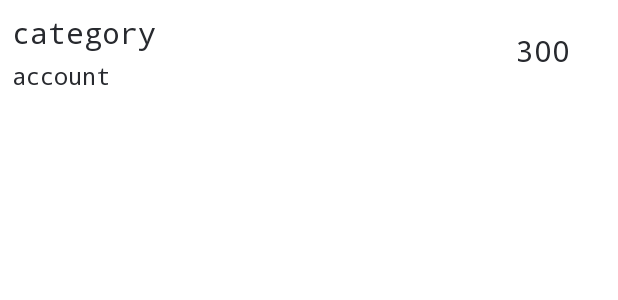
After one commit to mrtsv9/Expenses-Tracker, an Android app: the layout single_transaction.xml on its own in the app's theme, with its tools: preview values and no code run, on a phone screen of 412 x 824 dp. The commit adds this screen. Shown: the top 300 px of the screen. Run offline under Robolectric (Android 15) with nearby library versions, the phone set to English and light mode, and no system bars.

Commit message:
transactions DB

```diff
--- a/app/src/main/res/layout/fragment_adding.xml
+++ b/app/src/main/res/layout/fragment_adding.xml
@@ -100,7 +100,7 @@
         android:layout_marginTop="8dp"/>
 
     <EditText
-        android:id="@+id/editText"
+        android:id="@+id/etAmount"
         style="@style/LoginText"
         android:layout_width="wrap_content"
         android:layout_height="wrap_content"
@@ -120,7 +120,7 @@
         android:text="@string/confirm"
         app:layout_constraintEnd_toEndOf="parent"
         app:layout_constraintStart_toStartOf="parent"
-        app:layout_constraintTop_toBottomOf="@+id/editText"
+        app:layout_constraintTop_toBottomOf="@+id/etAmount"
         android:layout_marginTop="40dp"/>
 
     <androidx.fragment.app.FragmentContainerView
--- a/app/src/main/res/layout/fragment_transactions.xml
+++ b/app/src/main/res/layout/fragment_transactions.xml
@@ -2,14 +2,16 @@
 <androidx.constraintlayout.widget.ConstraintLayout xmlns:android="http://schemas.android.com/apk/res/android"
     xmlns:app="http://schemas.android.com/apk/res-auto"
     android:layout_width="match_parent"
-    android:layout_height="match_parent">
+    android:layout_height="match_parent"
+    xmlns:tools="http://schemas.android.com/tools">
 
 
     <androidx.recyclerview.widget.RecyclerView
-        android:id="@+id/rv"
+        android:id="@+id/rvTransactions"
         android:layout_width="match_parent"
         android:layout_height="match_parent"
         android:clipToPadding="false"
+        tools:listitem="@layout/single_transaction"
         android:padding="8dp" />
 
 </androidx.constraintlayout.widget.ConstraintLayout>
--- /dev/null
+++ b/app/src/main/res/layout/single_transaction.xml
@@ -0,0 +1,41 @@
+<?xml version="1.0" encoding="utf-8"?>
+<LinearLayout xmlns:android="http://schemas.android.com/apk/res/android"
+    android:layout_width="match_parent"
+    android:layout_height="wrap_content">
+
+    <LinearLayout
+        android:layout_width="wrap_content"
+        android:layout_height="wrap_content"
+        android:orientation="vertical">
+
+    <TextView
+        android:id="@+id/tvDisplayCategory"
+        style="@style/LoginText"
+        android:layout_width="wrap_content"
+        android:layout_height="wrap_content"
+        android:text="category"
+        android:layout_marginTop="8dp"
+        android:layout_marginStart="8dp"/>
+
+     <TextView
+         android:id="@+id/tvDisplayAccount"
+         style="@style/LoginText"
+         android:textSize="16sp"
+         android:layout_width="wrap_content"
+         android:layout_height="wrap_content"
+         android:text="account"
+         android:layout_marginTop="4dp"
+         android:layout_marginStart="8dp"/>
+
+    </LinearLayout>
+
+    <TextView
+        android:id="@+id/tvDisplayBalance"
+        style="@style/LoginText"
+        android:layout_width="wrap_content"
+        android:layout_height="wrap_content"
+        android:text="300"
+        android:layout_marginStart="240dp"
+        android:layout_marginTop="20dp"/>
+
+</LinearLayout>
```
Also changed, not shown: app/src/main/java/com/example/expensestracker/adapters/TransactionsAdapter.kt (added, +46 -0 lines), app/src/main/java/com/example/expensestracker/dao/TransactionDao.kt (added, +17 -0 lines), app/src/main/java/com/example/expensestracker/database/TransactionDatabase.kt (added, +37 -0 lines), app/src/main/java/com/example/expensestracker/database/TransactionEntity.kt (added, +16 -0 lines), app/src/main/java/com/example/expensestracker/fab_adding/FabAddingFragment.kt (+14 -0 lines), app/src/main/java/com/example/expensestracker/repositories/TransactionsRepository.kt (added, +13 -0 lines), app/src/main/java/com/example/expensestracker/transactions/TransactionsFragment.kt (+15 -0 lines), app/src/main/java/com/example/expensestracker/viewModels/TransactionsViewModel.kt (added, +32 -0 lines).
